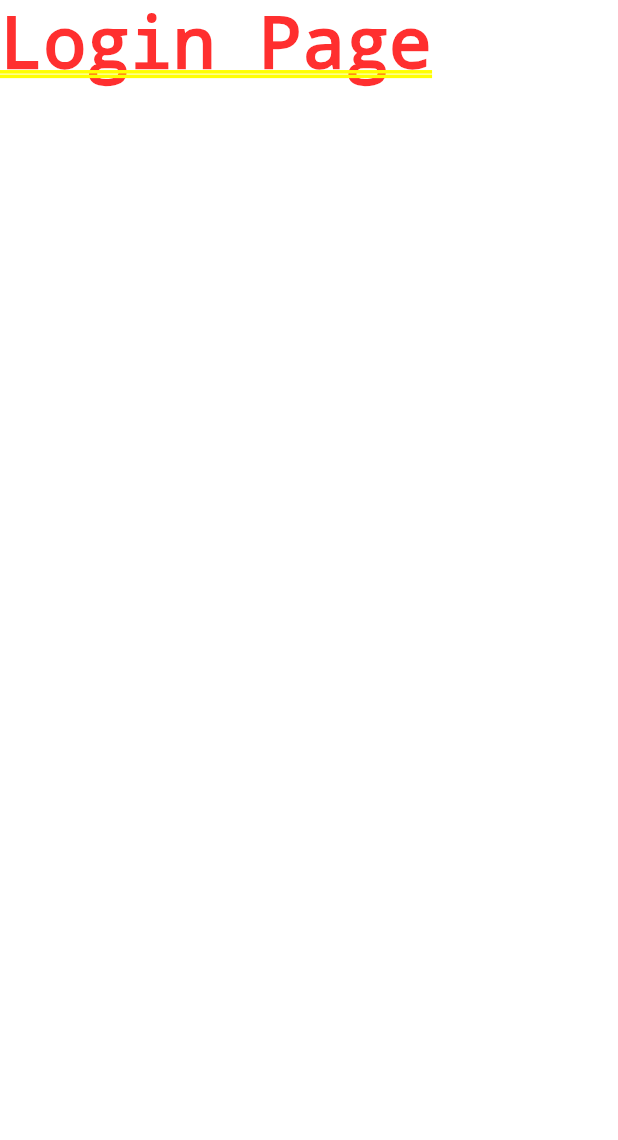
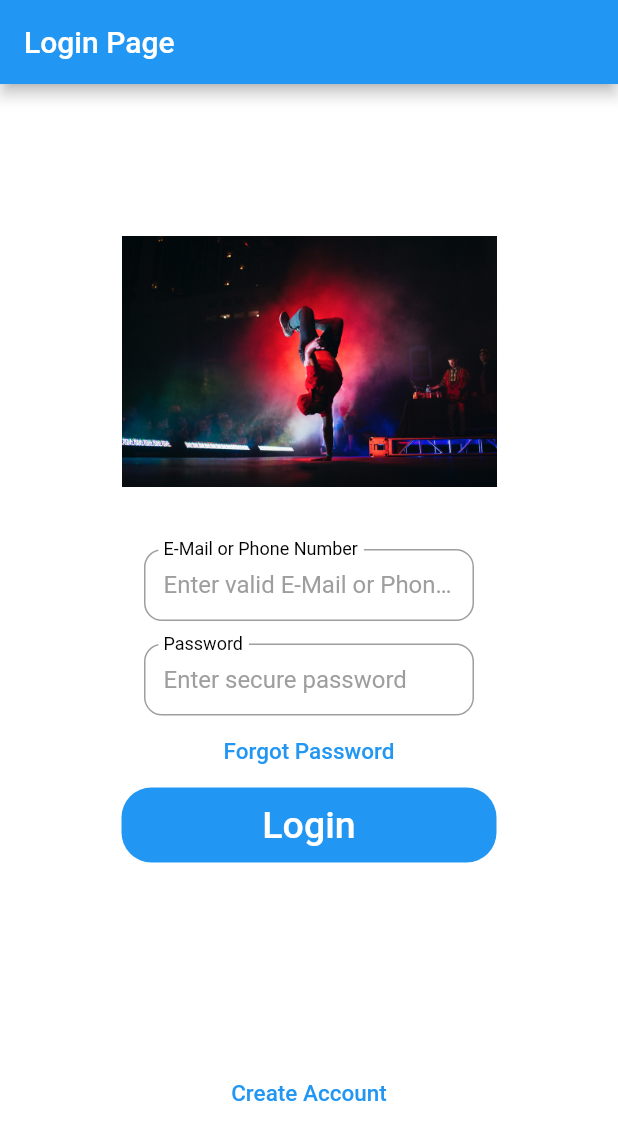
Before and after one commit to mustafasalfiti/nextactivity, a Flutter app: the screen it shows after launch, on a phone screen of 412 x 824 dp. Shown: the top 1140 px of the screen. Run offline on Flutter 3.47's test engine with Material 2 defaults, Android fonts, the phone set to English and light mode, and no system bars; our stand-ins replace rflutter_alert.

Commit message:
Login Page Template

```diff
--- a/client/lib/pages/login_page.dart
+++ b/client/lib/pages/login_page.dart
@@ -1,14 +1,13 @@
-import 'package:client/futurebuilders/post_futurebuilder.dart';
-import 'package:client/templates/post_template.dart';
-import 'package:client/shared/mydrawer.dart';
+// ignore_for_file: deprecated_member_use
+
+import 'package:client/pages/event_page.dart';
 import 'package:flutter/material.dart';
-import 'package:http/http.dart' as http;
 
 // ignore_for_file: prefer_const_constructors
 // ignore_for_file: prefer_const_literals_to_create_immutables
 
 class LoginPage extends StatefulWidget {
-  LoginPage({Key? key}) : super(key: key);
+  const LoginPage({Key? key}) : super(key: key);
 
   @override
   State<LoginPage> createState() => _LoginPageState();
@@ -17,8 +16,112 @@ class LoginPage extends StatefulWidget {
 class _LoginPageState extends State<LoginPage> {
   @override
   Widget build(BuildContext context) {
-    return Container(
-      child: Text("Login Page"),
+    return Scaffold(
+      backgroundColor: Colors.white,
+      appBar: AppBar(
+        title: Text("Login Page"),
+      ),
+      body: SingleChildScrollView(
+        child: Column(
+          children: <Widget>[
+            Padding(
+              padding: const EdgeInsets.only(top: 60.0),
+              child: Center(
+                child: Container(
+                    width: 250,
+                    height: 250,
+                    child: Image.asset('assets/dance.jpg')),
+              ),
+            ),
+            SizedBox(
+                width: 250,
+                child: Padding(
+                  padding: EdgeInsets.symmetric(horizontal: 15),
+                  child: TextField(
+                    decoration: InputDecoration(
+                        border: OutlineInputBorder(),
+                        labelText: 'E-Mail or Phone Number',
+                        hintText: 'Enter valid E-Mail or Phone Number'),
+                  ),
+                )),
+            SizedBox(
+                width: 250,
+                child: Padding(
+                  padding: const EdgeInsets.only(
+                      left: 15.0, right: 15.0, top: 15, bottom: 0),
+                  child: TextField(
+                    obscureText: true,
+                    decoration: InputDecoration(
+                        border: OutlineInputBorder(),
+                        labelText: 'Password',
+                        hintText: 'Enter secure password'),
+                  ),
+                )),
+            FlatButton(
+              onPressed: () {
+                // Forgot Password logic
+                showAlertDialog(
+                    context, "Alert Message", "Forgot Password clicked!");
+              },
+              child: Text(
+                'Forgot Password',
+                style: TextStyle(color: Colors.blue, fontSize: 15),
+              ),
+            ),
+            Container(
+              height: 50,
+              width: 250,
+              decoration: BoxDecoration(
+                  color: Colors.blue, borderRadius: BorderRadius.circular(20)),
+              child: FlatButton(
+                onPressed: () {
+                  // Login logic here
+                  Navigator.push(
+                      context, MaterialPageRoute(builder: (_) => EventPage()));
+                },
+                child: Text(
+                  'Login',
+                  style: TextStyle(color: Colors.white, fontSize: 25),
+                ),
+              ),
+            ),
+            SizedBox(
+              height: 130,
+            ),
+            FlatButton(
+              onPressed: () {
+                // Forgot Password logic here
+                showAlertDialog(
+                    context, "Alert Message", "Create Account clicked!");
+              },
+              child: Text(
+                'Create Account',
+                style: TextStyle(color: Colors.blue, fontSize: 15),
+              ),
+            ),
+          ],
+        ),
+      ),
     );
   }
 }
+
+showAlertDialog(context, String title, String message) {
+  Widget okButton = TextButton(
+      onPressed: () => Navigator.pop(context, 'OK'), child: const Text('OK'));
+
+  AlertDialog alert = AlertDialog(
+    title: Text(title),
+    content: Text(message),
+    actions: [
+      okButton,
+    ],
+  );
+
+  showDialog(
+    context: context,
+    builder: (BuildContext context) {
+      return alert;
+    },
+  );
+}
```
